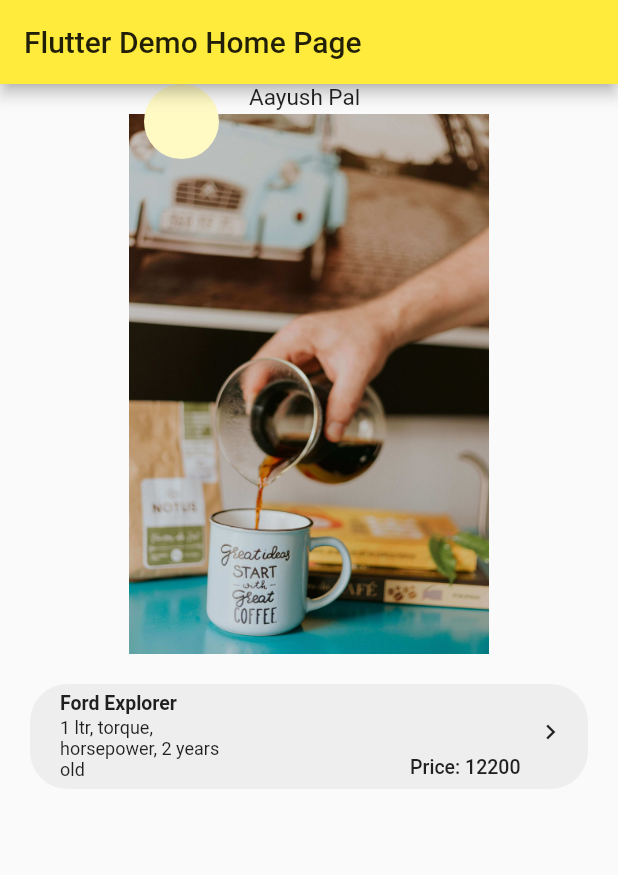
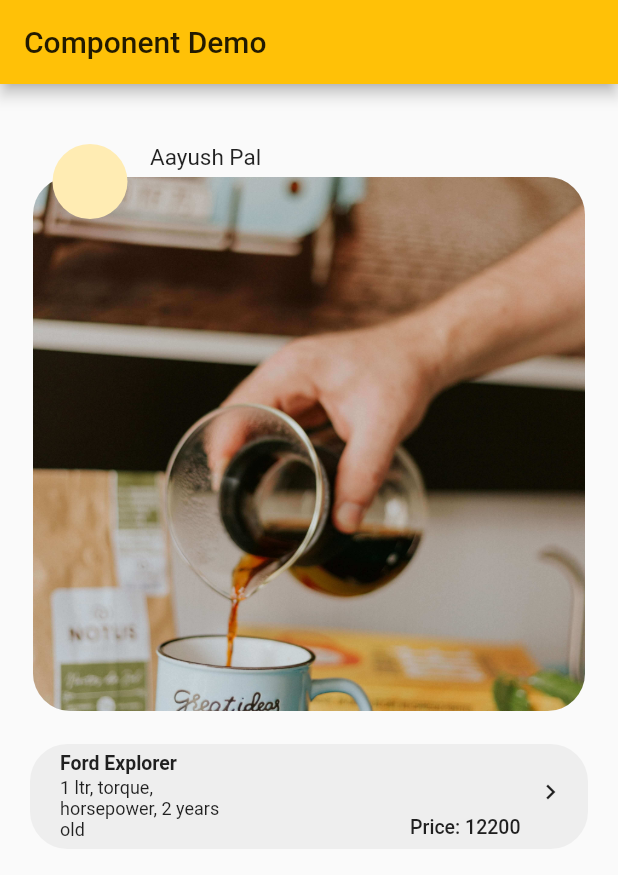
Before and after one commit to pal-codes/adpost, a Flutter app: the screen it shows after launch, on a phone screen of 412 x 824 dp. Shown: the top 875 px of the screen. Run offline on Flutter 3.47's test engine with Material 2 defaults, Android fonts, the phone set to English and light mode, and no system bars.

Commit message:
final changes

```diff
--- a/lib/main.dart
+++ b/lib/main.dart
@@ -9,9 +9,9 @@ class MyApp extends StatelessWidget {
     return MaterialApp(
       title: 'Flutter Demo',
       theme: ThemeData(
-        primarySwatch: Colors.yellow,
+        primarySwatch: Colors.amber,
       ),
-      home: MyHomePage(title: 'Flutter Demo Home Page'),
+      home: MyHomePage(title: 'Component Demo'),
     );
   }
 }
@@ -34,22 +34,24 @@ class _MyHomePageState extends State<MyHomePage> {
         ),
         body: Column(children: <Widget>[
           Container(
+            margin: EdgeInsets.only(top: 40),
             height: 400,
             child: Stack(
               overflow: Overflow.visible,
               children: <Widget>[
                 Positioned(
                   child: Container(
-                    height: 380,
-                    margin: EdgeInsets.all(20.0),
+                    height: 360,
+                    margin: EdgeInsets.all(22.0),
                     decoration: BoxDecoration(
                         color: Colors.grey[200],
+                        image: DecorationImage(image: ExactAssetImage('assets/sell3.jpg'), fit: BoxFit.cover),
                         borderRadius: BorderRadius.all(Radius.circular(25.0))),
-                    child: Image.asset('assets/sell3.jpg', fit: BoxFit.cover),
+                    // child: Image.asset('assets/sell3.jpg', fit: BoxFit.cover),
                   ),
                 ),
                 Positioned(
-                  left: 30,
+                  left: 35,
                   child: CircleAvatar(
                     radius: 25,
                   ),
```
